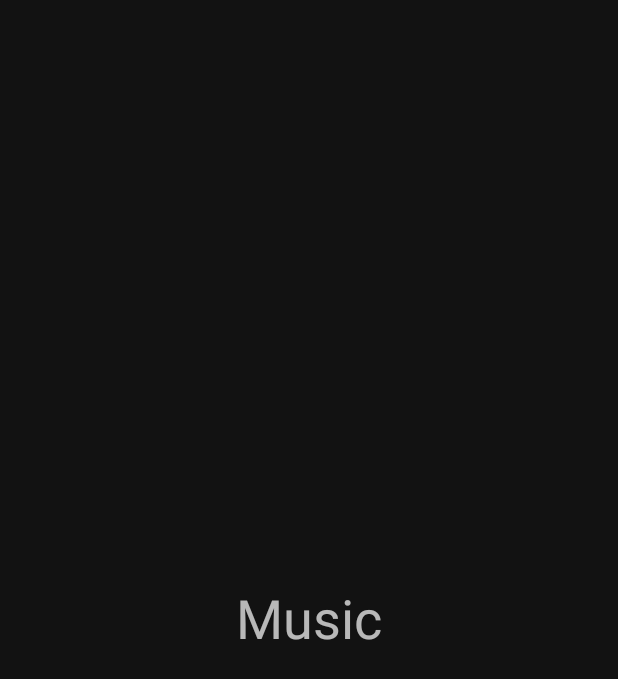
After one commit to VahidGarousi/TarAvaz-XML, an Android app: the fragment MusicFragment shown on its own in the app's theme, on a phone screen of 412 x 824 dp. The commit adds this screen. Shown: the top 679 px of the screen. Run offline under Robolectric (Android 15) with nearby library versions, the phone set to English and light mode, and no system bars.

Commit message:
vahid: SearchFragment.kt and MusicFragment.kt added.

```diff
--- /dev/null
+++ b/app/src/main/java/ir/vbile/app/taravaz/feautre/music/MusicFragment.kt
@@ -0,0 +1,6 @@
+package ir.vbile.app.taravaz.feautre.music
+
+import ir.vbile.app.taravaz.R
+import ir.vbile.app.taravaz.common.TarAvazFragment
+
+class MusicFragment : TarAvazFragment(R.layout.fragment_music)
--- a/app/src/main/java/ir/vbile/app/taravaz/feautre/search/SearchFragment.kt
+++ b/app/src/main/java/ir/vbile/app/taravaz/feautre/search/SearchFragment.kt
@@ -1,4 +1,4 @@
-package ir.vbile.app.taravaz.feautre.search
+package ir.vbile.app.taravaz.feautre.searchGenreFragment
 
 import ir.vbile.app.taravaz.R
 import ir.vbile.app.taravaz.common.TarAvazFragment
--- /dev/null
+++ b/app/src/main/res/layout/fragment_music.xml
@@ -0,0 +1,12 @@
+<?xml version="1.0" encoding="utf-8"?>
+<FrameLayout xmlns:android="http://schemas.android.com/apk/res/android"
+    android:layout_width="match_parent"
+    android:layout_height="match_parent">
+
+    <TextView
+        android:layout_width="wrap_content"
+        android:layout_height="wrap_content"
+        android:layout_gravity="center"
+        android:text="@string/music"
+        android:textSize="36sp" />
+</FrameLayout>
--- a/app/src/main/res/values/strings.xml
+++ b/app/src/main/res/values/strings.xml
@@ -3,4 +3,5 @@
     <string name="home">Home</string>
     <string name="genre">Genre</string>
     <string name="search">Search</string>
+    <string name="music">Music</string>
 </resources>
```
